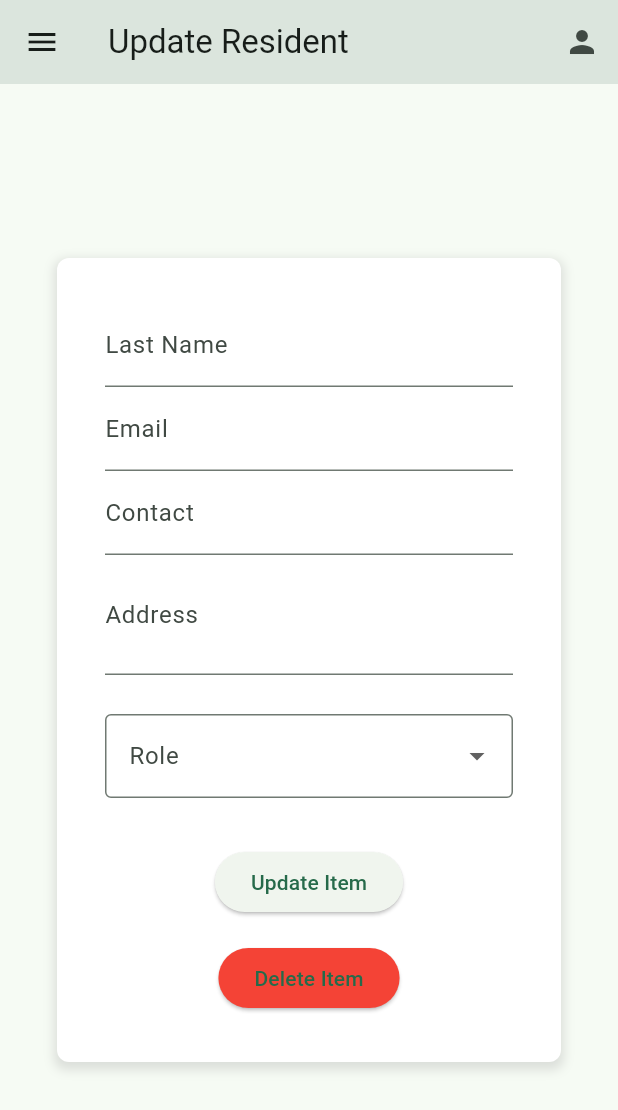
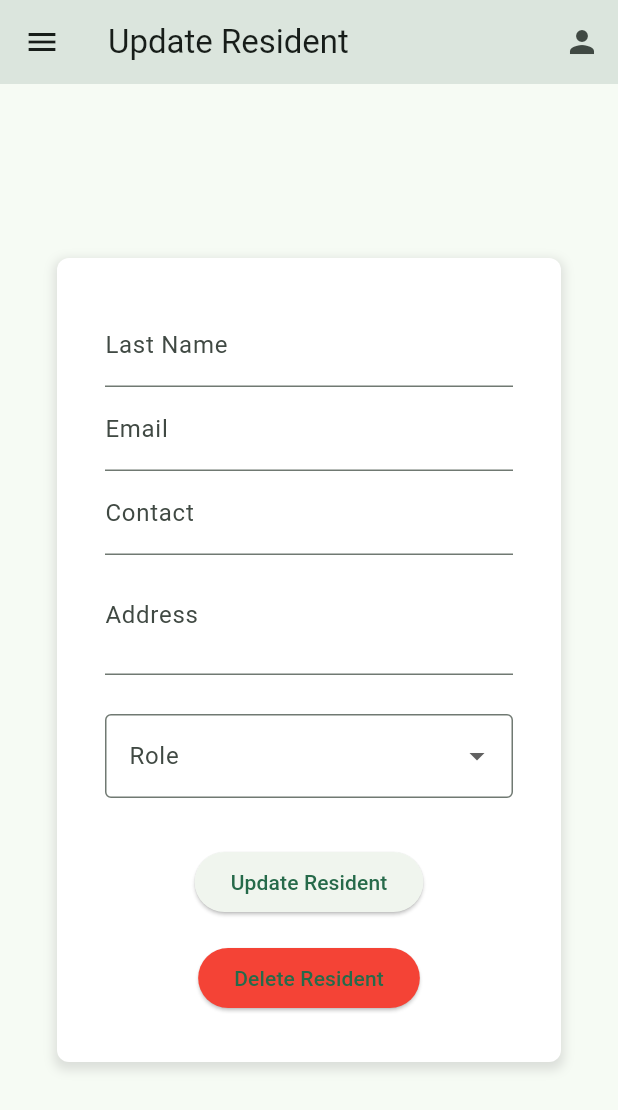
Before and after one commit to serix123/mobile-app, a Flutter app: the ResidenceFormScreen widget shown alone on an empty page, opened directly with empty values, scrolled down 58 dp, on a phone screen of 412 x 824 dp. Shown: the top 1110 px of the screen. Run offline on Flutter 3.47's test engine with Material 3 defaults, Android fonts, the phone set to English and light mode, and no system bars; our stand-ins replace flutter_secure_storage; accounts and stored records are empty; network calls fail.

Commit message:
text patch

```diff
--- a/lib/Features/Issue/Presentation/issue.view.dart
+++ b/lib/Features/Issue/Presentation/issue.view.dart
@@ -189,7 +189,7 @@ class _IssueFormScreenState extends State<IssueFormScreen> {
                       }
                     }
                   },
-                  child: const Text('Create Item'),
+                  child: const Text('Create Issue'),
                 ),
             if (widget.mode == FormMode.edit)
               if (issueProvider.isLoading)
@@ -208,7 +208,7 @@ class _IssueFormScreenState extends State<IssueFormScreen> {
                           ScaffoldMessenger.of(context).showSnackBar(snackBar);
                         }
                       },
-                      child: const Text('Update Item'),
+                      child: const Text('Update Issue'),
                     ),
                     const SizedBox(height: 16),
                     ElevatedButton(
@@ -216,7 +216,7 @@ class _IssueFormScreenState extends State<IssueFormScreen> {
                       style: ElevatedButton.styleFrom(
                         backgroundColor: Colors.red,
                       ),
-                      child: const Text('Delete Item'),
+                      child: const Text('Delete Issue'),
                     ),
                   ],
                 ),
--- a/lib/Features/Resident/Presentation/residence.view.dart
+++ b/lib/Features/Resident/Presentation/residence.view.dart
@@ -230,7 +230,7 @@ class _ResidenceFormScreenState extends State<ResidenceFormScreen> {
                               ScaffoldMessenger.of(context).showSnackBar(snackBar);
                             }
                           },
-                          child: const Text('Update Item'),
+                          child: const Text('Update Resident'),
                         ),
                         const SizedBox(height: 16),
                         ElevatedButton(
@@ -238,7 +238,7 @@ class _ResidenceFormScreenState extends State<ResidenceFormScreen> {
                           style: ElevatedButton.styleFrom(
                             backgroundColor: Colors.red,
                           ),
-                          child: const Text('Delete Item'),
+                          child: const Text('Delete Resident'),
                         ),
                       ],
                     ),
```
